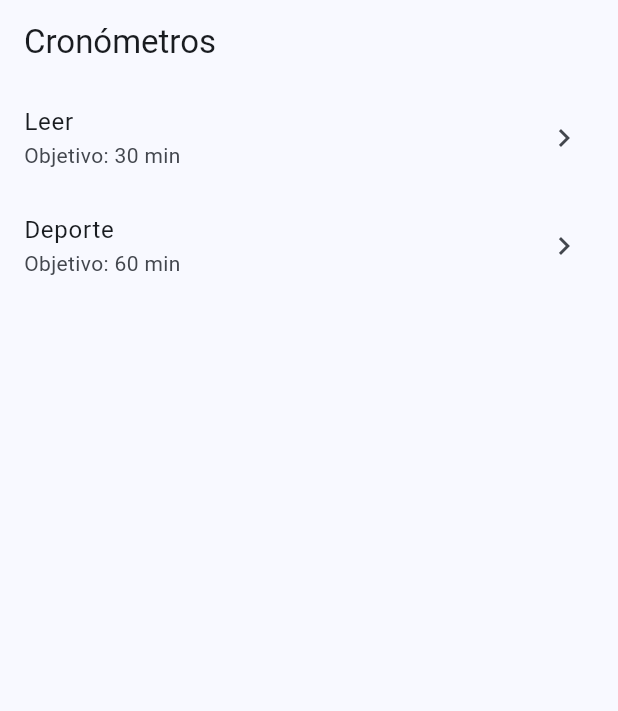
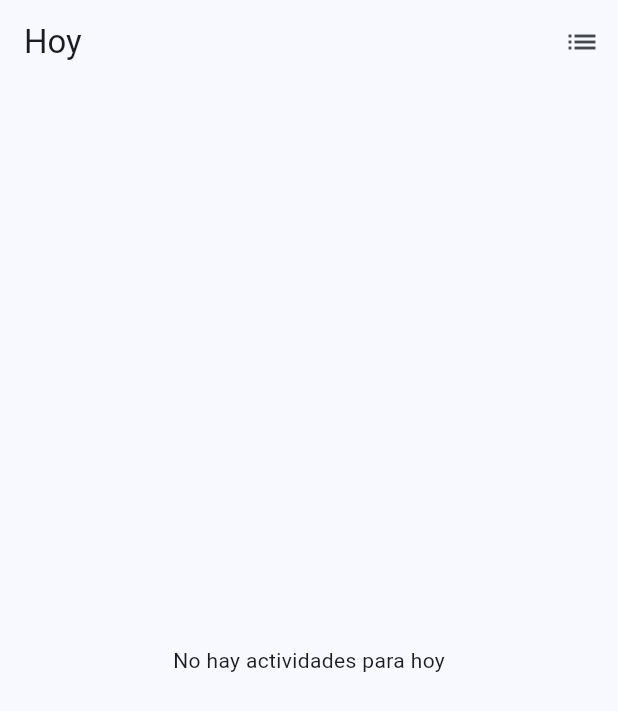
Before and after one commit to juan-tamarit/Cronos, a Flutter app: the screen it shows after launch, on a phone screen of 412 x 824 dp. Shown: the top 711 px of the screen. Run offline on Flutter 3.47's test engine with Material 3 defaults, Android fonts, the phone set to English and light mode, and no system bars; our stand-ins replace sqflite; accounts and stored records are empty.

Commit message:
Dynamic Home_screen

```diff
--- a/lib/screens/home_screen.dart
+++ b/lib/screens/home_screen.dart
@@ -1,47 +1,65 @@
 import 'package:flutter/material.dart';
 import '../models/activity.dart';
 import 'activity_screen.dart';
+import '../db/activity_dao.dart';
+import 'activities_list_screen.dart';
 
-class HomeScreen extends StatelessWidget {
+class HomeScreen extends StatefulWidget {
   const HomeScreen ({super.key});
+  @override
+  State<HomeScreen> createState()=> _HomeScreenState();
+}
+class _HomeScreenState extends State<HomeScreen>{
+  List<Activity> _todayActivities=[];
+  bool _loading=true;
 
+  Future <void> _loadTodayActivities() async{
+    final allActiveActivities= await ActivityDao().getActive();
+    final today= DateTime.now().weekday-1;
+
+    final filtered=allActiveActivities.where((a){return a.daysWeek.contains(today);}).toList();
+    setState(() {
+      _todayActivities=filtered;
+      _loading=false;
+    });
+  }
+  @override
+  void initState() {
+    super.initState();
+    _loadTodayActivities();
+  }
   @override
   Widget build(BuildContext context) {
     return Scaffold(
-      appBar: AppBar(title: const Text('Cronómetros'),),
-      body: ListView.builder(
-        itemCount: fakeActivities.length,
-        itemBuilder: (context, index){
-          final activity=fakeActivities[index];
-          return ListTile(
-            title: Text(activity.name),
-            subtitle: Text('Objetivo: ${activity.objetiveMinutes} min'),
-            trailing: const Icon(Icons.chevron_right),
-            onTap: (){
-              Navigator.push(context, MaterialPageRoute(builder: (_)=>ActivityScreen(activity:activity),),);
+      appBar: AppBar(
+        title: const Text ('Hoy'),
+        actions: [
+          IconButton(
+            onPressed: ()async{
+              await Navigator.push(context, MaterialPageRoute(builder: (_)=> const ActivitiesListScreen()));
+              _loadTodayActivities();
             },
-          );
-        },
+            icon: Icon(Icons.list)
+          )
+        ],
       ),
+      body: _loading
+      ? const Center(child:CircularProgressIndicator())
+      :_todayActivities.isEmpty
+        ? const Center(child: Text('No hay actividades para hoy'))
+        : ListView.builder(
+            itemCount: _todayActivities.length,
+            itemBuilder: (_,i){
+              final a= _todayActivities[i];
+              return ListTile(
+                title: Text(a.name),
+                subtitle: Text('${a.objetiveMinutes} min'),
+                onTap: (){
+                  Navigator.push(context, MaterialPageRoute(builder: (_)=>ActivityScreen(activity: a)));
+                }
+              );
+            }
+            )
     );
   }
 }
-
-
-//Aún no tenemos datos guardados, creamos la lista para poder ver la representación
-final List<Activity> fakeActivities =[
-  Activity(
-    id:1,
-    name:'Leer',
-    description: 'Tiempo dedicado a leer libros',
-    objetiveMinutes: 30,
-    daysWeek: [1,2,3,4,5,6,7]
-  ),
-  Activity(
-    id:2,
-    name:'Deporte',
-    description:'Tiempo dedicado a correr o ir al gimnasio',
-    objetiveMinutes:60,
-    daysWeek:[1,2,3,4,5,7]
-  )
-];
```
Also changed, not shown: lib/screens/activities_list_screen.dart (+27 -4 lines).
